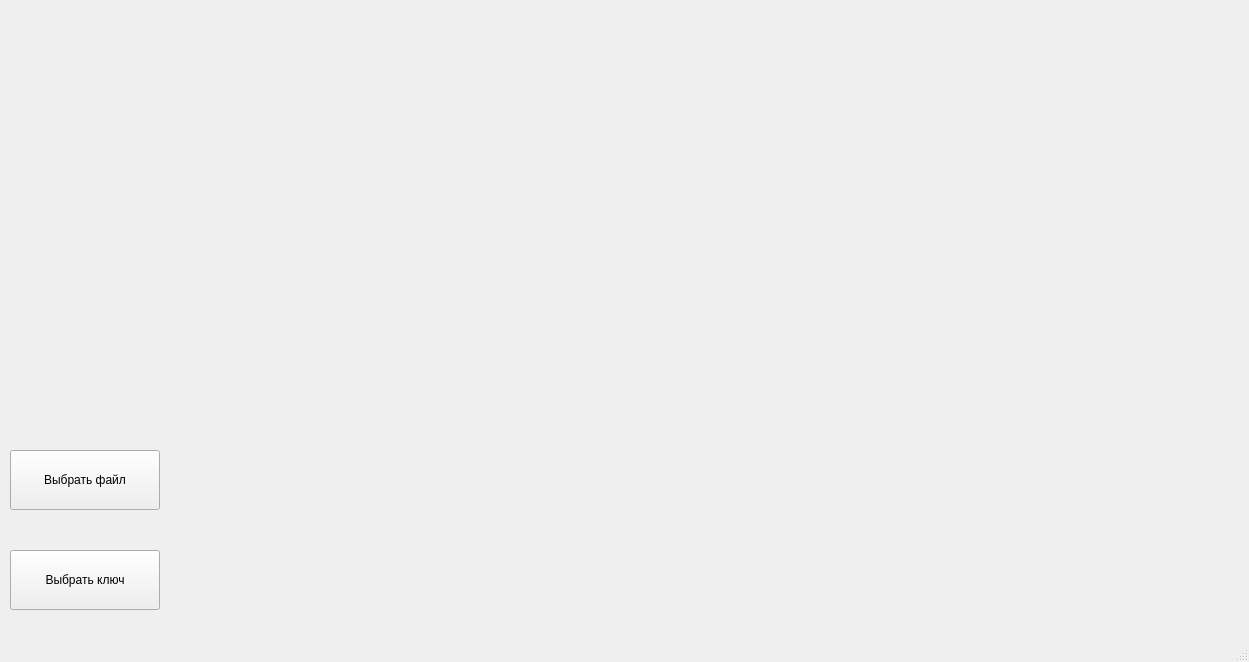
Before: the Qt Designer form qsnowflake.ui in NickKloch/SnowFlake, drawn with Qt 5.
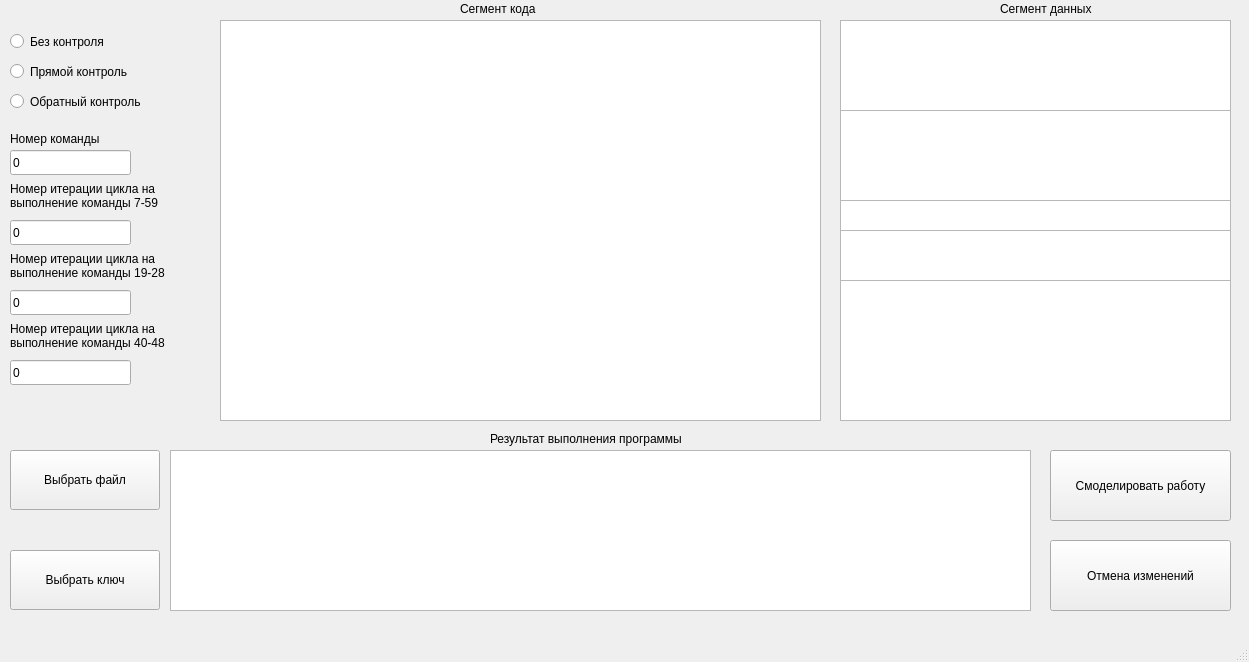
After: the same form once the commit is applied.

Commit message: [Расширение функционала] Перенесено окно программы в текущий проект.

The edit to the form file:
```diff
--- a/qsnowflake.ui
+++ b/qsnowflake.ui
@@ -40,6 +40,306 @@
      <string>Выбрать ключ</string>
     </property>
    </widget>
+   <widget class="QRadioButton" name="noCtrlRb">
+    <property name="geometry">
+     <rect>
+      <x>10</x>
+      <y>30</y>
+      <width>121</width>
+      <height>23</height>
+     </rect>
+    </property>
+    <property name="text">
+     <string>Без контроля</string>
+    </property>
+   </widget>
+   <widget class="QRadioButton" name="dirCtrlRb">
+    <property name="geometry">
+     <rect>
+      <x>10</x>
+      <y>60</y>
+      <width>151</width>
+      <height>23</height>
+     </rect>
+    </property>
+    <property name="text">
+     <string>Прямой контроль</string>
+    </property>
+   </widget>
+   <widget class="QRadioButton" name="revCtrlRb">
+    <property name="geometry">
+     <rect>
+      <x>10</x>
+      <y>90</y>
+      <width>171</width>
+      <height>23</height>
+     </rect>
+    </property>
+    <property name="text">
+     <string>Обратный контроль</string>
+    </property>
+   </widget>
+   <widget class="QLabel" name="labelNumCommand">
+    <property name="geometry">
+     <rect>
+      <x>10</x>
+      <y>130</y>
+      <width>121</width>
+      <height>17</height>
+     </rect>
+    </property>
+    <property name="text">
+     <string>Номер команды</string>
+    </property>
+   </widget>
+   <widget class="QLabel" name="Labl_IIter_7_59">
+    <property name="geometry">
+     <rect>
+      <x>10</x>
+      <y>180</y>
+      <width>201</width>
+      <height>31</height>
+     </rect>
+    </property>
+    <property name="text">
+     <string>Номер итерации цикла на выполнение команды 7-59</string>
+    </property>
+    <property name="wordWrap">
+     <bool>true</bool>
+    </property>
+   </widget>
+   <widget class="QLabel" name="label_3">
+    <property name="geometry">
+     <rect>
+      <x>40</x>
+      <y>220</y>
+      <width>67</width>
+      <height>17</height>
+     </rect>
+    </property>
+    <property name="text">
+     <string>TextLabel</string>
+    </property>
+   </widget>
+   <widget class="QLineEdit" name="NumCommand">
+    <property name="geometry">
+     <rect>
+      <x>10</x>
+      <y>150</y>
+      <width>121</width>
+      <height>25</height>
+     </rect>
+    </property>
+    <property name="text">
+     <string>0</string>
+    </property>
+   </widget>
+   <widget class="QLineEdit" name="Iter_7_59">
+    <property name="geometry">
+     <rect>
+      <x>10</x>
+      <y>220</y>
+      <width>121</width>
+      <height>25</height>
+     </rect>
+    </property>
+    <property name="text">
+     <string>0</string>
+    </property>
+   </widget>
+   <widget class="QLineEdit" name="Iter_19_28">
+    <property name="geometry">
+     <rect>
+      <x>10</x>
+      <y>290</y>
+      <width>121</width>
+      <height>25</height>
+     </rect>
+    </property>
+    <property name="text">
+     <string>0</string>
+    </property>
+   </widget>
+   <widget class="QLabel" name="label_Iter_19_28">
+    <property name="geometry">
+     <rect>
+      <x>10</x>
+      <y>250</y>
+      <width>201</width>
+      <height>31</height>
+     </rect>
+    </property>
+    <property name="text">
+     <string>Номер итерации цикла на выполнение команды 19-28</string>
+    </property>
+    <property name="wordWrap">
+     <bool>true</bool>
+    </property>
+   </widget>
+   <widget class="QLabel" name="label_Iter_40_48">
+    <property name="geometry">
+     <rect>
+      <x>10</x>
+      <y>320</y>
+      <width>201</width>
+      <height>31</height>
+     </rect>
+    </property>
+    <property name="text">
+     <string>Номер итерации цикла на выполнение команды 40-48</string>
+    </property>
+    <property name="wordWrap">
+     <bool>true</bool>
+    </property>
+   </widget>
+   <widget class="QLineEdit" name="Iter_40_48">
+    <property name="geometry">
+     <rect>
+      <x>10</x>
+      <y>360</y>
+      <width>121</width>
+      <height>25</height>
+     </rect>
+    </property>
+    <property name="text">
+     <string>0</string>
+    </property>
+   </widget>
+   <widget class="QTextBrowser" name="restBrowser">
+    <property name="geometry">
+     <rect>
+      <x>170</x>
+      <y>450</y>
+      <width>861</width>
+      <height>161</height>
+     </rect>
+    </property>
+   </widget>
+   <widget class="QTableWidget" name="tableCode">
+    <property name="geometry">
+     <rect>
+      <x>220</x>
+      <y>20</y>
+      <width>601</width>
+      <height>401</height>
+     </rect>
+    </property>
+   </widget>
+   <widget class="QLabel" name="label">
+    <property name="geometry">
+     <rect>
+      <x>460</x>
+      <y>0</y>
+      <width>101</width>
+      <height>17</height>
+     </rect>
+    </property>
+    <property name="text">
+     <string>Сегмент кода</string>
+    </property>
+   </widget>
+   <widget class="QTableWidget" name="table_m">
+    <property name="geometry">
+     <rect>
+      <x>840</x>
+      <y>20</y>
+      <width>391</width>
+      <height>91</height>
+     </rect>
+    </property>
+   </widget>
+   <widget class="QTableWidget" name="table_a">
+    <property name="geometry">
+     <rect>
+      <x>840</x>
+      <y>110</y>
+      <width>391</width>
+      <height>91</height>
+     </rect>
+    </property>
+   </widget>
+   <widget class="QTableWidget" name="table_ats">
+    <property name="geometry">
+     <rect>
+      <x>840</x>
+      <y>200</y>
+      <width>391</width>
+      <height>31</height>
+     </rect>
+    </property>
+   </widget>
+   <widget class="QTableWidget" name="table_adlina">
+    <property name="geometry">
+     <rect>
+      <x>840</x>
+      <y>230</y>
+      <width>391</width>
+      <height>51</height>
+     </rect>
+    </property>
+   </widget>
+   <widget class="QTableWidget" name="table_b">
+    <property name="geometry">
+     <rect>
+      <x>840</x>
+      <y>280</y>
+      <width>391</width>
+      <height>141</height>
+     </rect>
+    </property>
+   </widget>
+   <widget class="QLabel" name="label_2">
+    <property name="geometry">
+     <rect>
+      <x>1000</x>
+      <y>0</y>
+      <width>121</width>
+      <height>17</height>
+     </rect>
+    </property>
+    <property name="text">
+     <string>Сегмент данных</string>
+    </property>
+   </widget>
+   <widget class="QPushButton" name="startBtn">
+    <property name="geometry">
+     <rect>
+      <x>1050</x>
+      <y>450</y>
+      <width>181</width>
+      <height>71</height>
+     </rect>
+    </property>
+    <property name="text">
+     <string>Смоделировать работу</string>
+    </property>
+   </widget>
+   <widget class="QPushButton" name="cancelBtn">
+    <property name="geometry">
+     <rect>
+      <x>1050</x>
+      <y>540</y>
+      <width>181</width>
+      <height>71</height>
+     </rect>
+    </property>
+    <property name="text">
+     <string>Отмена изменений</string>
+    </property>
+   </widget>
+   <widget class="QLabel" name="label_4">
+    <property name="geometry">
+     <rect>
+      <x>490</x>
+      <y>430</y>
+      <width>251</width>
+      <height>17</height>
+     </rect>
+    </property>
+    <property name="text">
+     <string>Результат выполнения программы</string>
+    </property>
+   </widget>
   </widget>
   <widget class="QMenuBar" name="menubar">
    <property name="geometry">
```
The commit also changes 1 other file.
